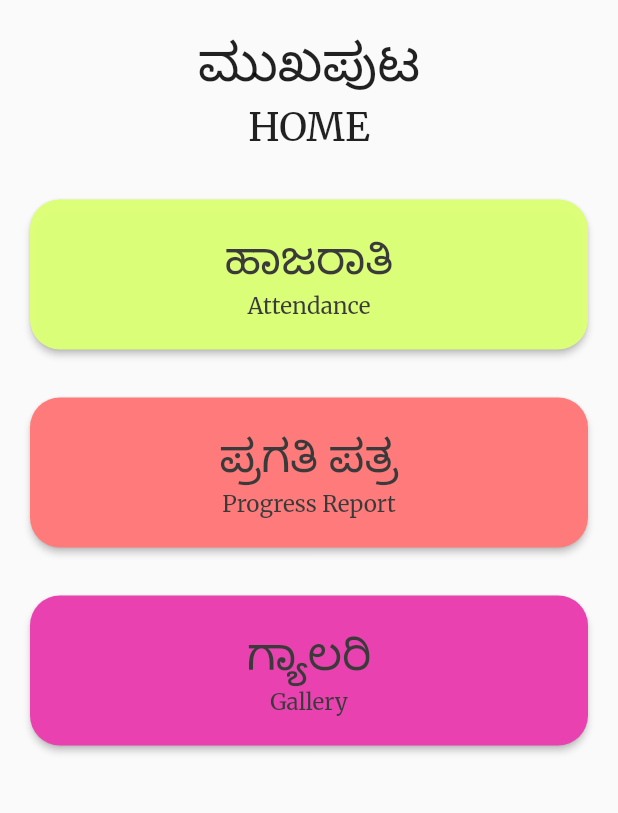
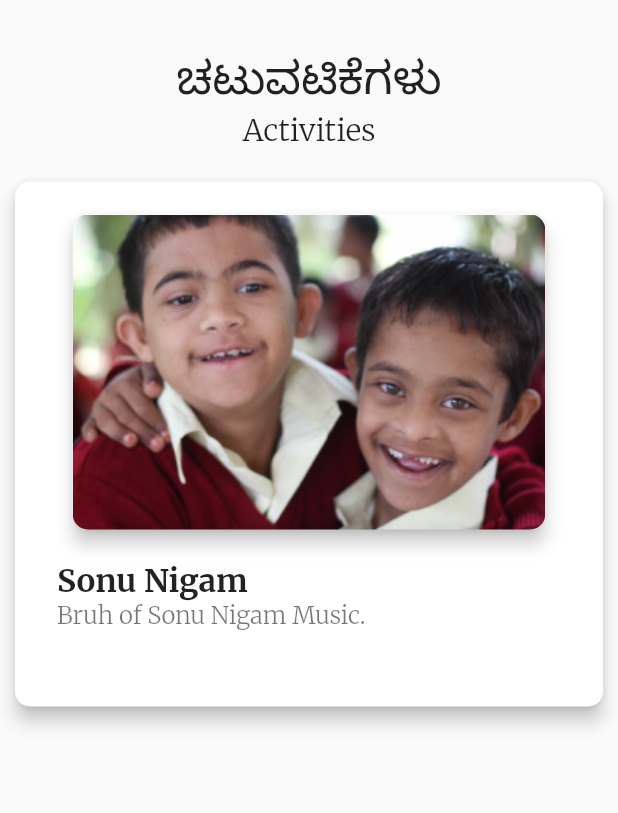
Before and after one commit to johnabhishektg/kcrss, a Flutter app: the MainMenu screen opened directly, after a tap on "ಗ್ಯಾಲರಿ", on a phone screen of 412 x 824 dp, the part 150-963 px from its top. Run offline on Flutter 3.47's test engine with Material 2 defaults, Android fonts, the phone set to English and light mode, and no system bars; our stand-ins replace google_fonts.

Commit message:
adding the gallery and attendance list

```diff
--- a/lib/main.dart
+++ b/lib/main.dart
@@ -16,7 +16,8 @@ class MyApp extends StatelessWidget {
   @override
   Widget build(BuildContext context) {
     SystemChrome.setSystemUIOverlayStyle(
-        SystemUiOverlayStyle(statusBarColor: Colors.transparent));
+      SystemUiOverlayStyle(statusBarColor: Colors.white),
+    );
     final textTheme = Theme.of(context).textTheme;
 
     return MaterialApp(
--- /dev/null
+++ b/lib/models/activities_model.dart
@@ -0,0 +1,33 @@
+import 'package:flutter/material.dart';
+
+class ActivityModel {
+  String activityImg;
+  String activityTitle;
+  String activityDescp;
+
+  ActivityModel({
+    required this.activityImg,
+    required this.activityTitle,
+    required this.activityDescp,
+  });
+
+  static List<ActivityModel> getActivities() {
+    return <ActivityModel>[
+      ActivityModel(
+        activityImg: 'assets/images/activity.png',
+        activityTitle: 'Happy Kids',
+        activityDescp: 'loremipsumsomerandomdescriptionidkwhy',
+      ),
+      ActivityModel(
+        activityImg: 'assets/images/activity.png',
+        activityTitle: 'Our Teachers and Staff',
+        activityDescp: 'loremipsumsomerandomdescriptionidkwhyfawfawgfawfawfaw',
+      ),
+      ActivityModel(
+        activityImg: 'assets/images/activity.png',
+        activityTitle: 'Painting on the walls',
+        activityDescp: 'loremipsumsomerandomdescriptionidkwhy',
+      ),
+    ];
+  }
+}
--- /dev/null
+++ b/lib/screens/homepage/gallery.dart
@@ -0,0 +1,123 @@
+import 'package:flutter/material.dart';
+import 'package:kcrss/models/activities_model.dart';
+import '../../widgets/nav_header.dart';
+
+class Gallery extends StatelessWidget {
+  List<ActivityModel> activityModel = ActivityModel.getActivities();
+
+  Gallery({super.key});
+
+  final activity = ActivityModel.getActivities();
+
+  @override
+  Widget build(BuildContext context) {
+    return Scaffold(
+      appBar: PreferredSize(
+        preferredSize: Size.fromHeight(100),
+        child: NavHeader(context),
+      ),
+      body: Stack(
+        children: [
+          Container(
+            child: Column(
+              mainAxisAlignment: MainAxisAlignment.start,
+              mainAxisSize: MainAxisSize.min,
+              children: [
+                titleHeader(),
+                Expanded(
+                    child: ListView(
+                  children: [
+                    Card(
+                      semanticContainer: true,
+                      clipBehavior: Clip.antiAliasWithSaveLayer,
+                      shape: RoundedRectangleBorder(
+                        borderRadius: BorderRadius.circular(10.0),
+                      ),
+                      elevation: 5,
+                      margin: const EdgeInsets.all(10),
+                      child: Container(
+                        width: 200,
+                        height: 350,
+                        padding: EdgeInsets.all(12),
+                        child: Column(
+                          children: [
+                            Card(
+                              semanticContainer: true,
+                              clipBehavior: Clip.antiAliasWithSaveLayer,
+                              shape: RoundedRectangleBorder(
+                                borderRadius: BorderRadius.circular(10.0),
+                              ),
+                              elevation: 5,
+                              margin: const EdgeInsets.all(10),
+                              child: Image.asset(
+                                'assets/images/activity.png',
+                                fit: BoxFit.contain,
+                              ),
+                            ),
+                            Column(
+                              mainAxisSize: MainAxisSize.min,
+                              children: <Widget>[
+                                const ListTile(
+                                  title: Text(
+                                    'Sonu Nigam',
+                                    style: TextStyle(
+                                        fontSize: 21,
+                                        fontWeight: FontWeight.w700),
+                                  ),
+                                  subtitle: Text(
+                                    'Bruh of Sonu Nigam Music.',
+                                    style: TextStyle(
+                                        fontSize: 16.0,
+                                        fontWeight: FontWeight.w300),
+                                  ),
+                                )
+                              ],
+                            )
+                          ],
+                        ),
+                      ),
+                    ),
+                  ],
+                ))
+              ],
+            ),
+          )
+        ],
+      ),
+    );
+  }
+
+  Widget titleHeader() {
+    return Container(
+      padding: EdgeInsets.only(top: 32, bottom: 12),
+      alignment: Alignment.topCenter,
+      child: Column(
+        mainAxisAlignment: MainAxisAlignment.center,
+        mainAxisSize: MainAxisSize.min,
+        children: [
+          Container(
+            padding: EdgeInsets.only(top: 1),
+            child: const Text(
+              "ಚಟುವಟಿಕೆಗಳು",
+              textAlign: TextAlign.center,
+              style: TextStyle(
+                fontSize: 30,
+                fontWeight: FontWeight.w500,
+              ),
+            ),
+          ),
+          Container(
+            child: const Text(
+              "Activities",
+              textAlign: TextAlign.center,
+              style: TextStyle(
+                fontSize: 20,
+                fontWeight: FontWeight.w300,
+              ),
+            ),
+          ),
+        ],
+      ),
+    );
+  }
+}
--- a/lib/widgets/home_button.dart
+++ b/lib/widgets/home_button.dart
@@ -1,4 +1,5 @@
 import 'package:flutter/material.dart';
+import 'package:kcrss/screens/homepage/gallery.dart';
 import '../constants/colors.dart';
 import '../screens/homepage/attendance.dart';
 
@@ -29,6 +30,11 @@ class HomeBtn extends StatelessWidget {
             Navigator.push(
               context,
               MaterialPageRoute(builder: (context) => const Attendance()),
+            );
+          } else if (pressBtn == 'gallery') {
+            Navigator.push(
+              context,
+              MaterialPageRoute(builder: (context) => Gallery()),
             );
           }
         },
--- a/pubspec.yaml
+++ b/pubspec.yaml
@@ -60,6 +60,8 @@ flutter:
   # To add assets to your application, add an assets section, like this:
   assets:
     - assets/images/logo.png
+    - assets/images/profile.png
+    - assets/images/activity.png
 
   #   - images/a_dot_ham.jpeg
 
```
Also changed, not shown: lib/models/attendance_model.dart (added, +33 -0 lines), lib/screens/homepage/attendance_list.dart (+54 -9 lines), assets/images/activity.png (added), assets/images/profile.png (added).
